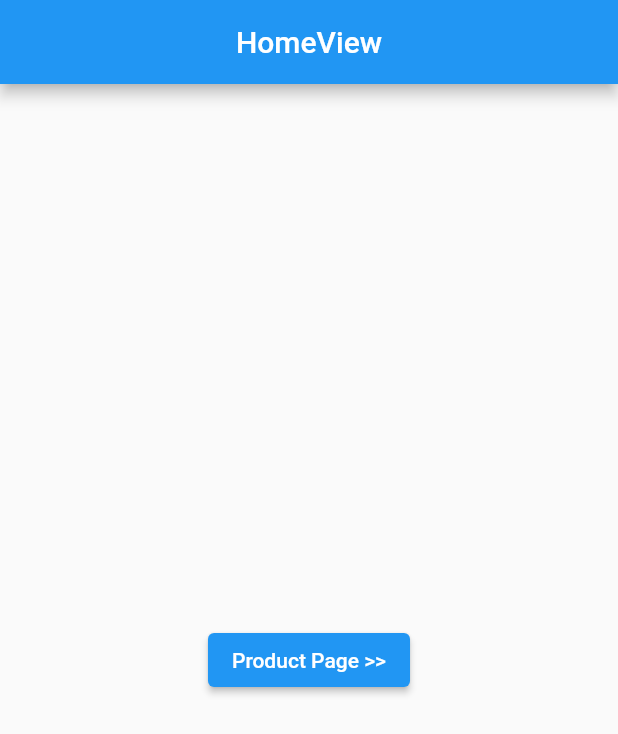
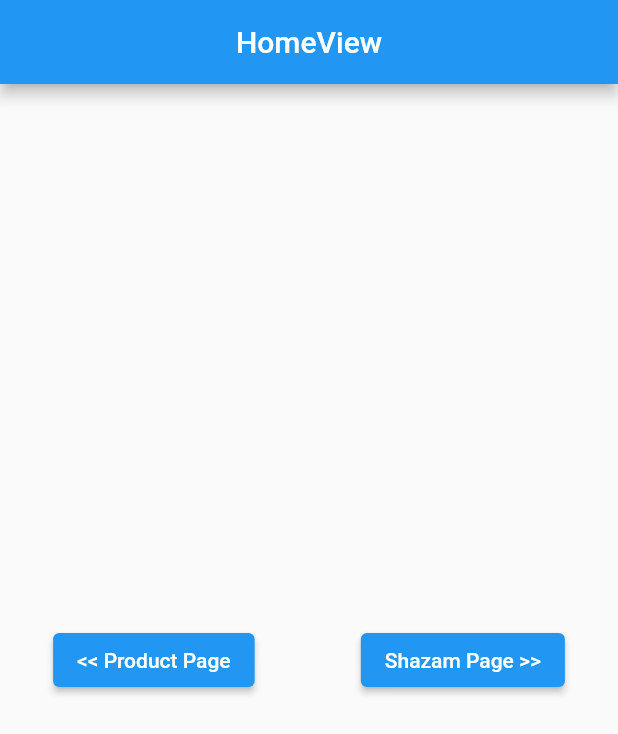
Before and after one commit to juragancode/test_cli, a Flutter app: the screen it shows after launch, on a phone screen of 412 x 824 dp. Shown: the top 734 px of the screen. Run offline on Flutter 3.47's test engine with Material 2 defaults, Android fonts, the phone set to English and light mode, and no system bars; our stand-ins replace get.

```diff
--- a/lib/app/modules/home/views/home_view.dart
+++ b/lib/app/modules/home/views/home_view.dart
@@ -14,9 +14,18 @@ class HomeView extends GetView<HomeController> {
         centerTitle: true,
       ),
       body: Center(
-        child: ElevatedButton(
-          onPressed: () => Get.toNamed(Routes.PRODUCTS),
-          child: Text("Product Page >>"),
+        child: Row(
+          mainAxisAlignment: MainAxisAlignment.spaceAround,
+          children: [
+            ElevatedButton(
+              onPressed: () => Get.toNamed(Routes.PRODUCTS),
+              child: Text("<< Product Page"),
+            ),
+            ElevatedButton(
+              onPressed: () => Get.toNamed(Routes.SHAZAM),
+              child: Text("Shazam Page >>"),
+            ),
+          ],
         ),
       ),
     );
--- a/lib/app/routes/app_pages.dart
+++ b/lib/app/routes/app_pages.dart
@@ -6,6 +6,8 @@ import 'package:test_cli/app/modules/home/bindings/home_binding.dart';
 import 'package:test_cli/app/modules/home/views/home_view.dart';
 import 'package:test_cli/app/modules/products/bindings/products_binding.dart';
 import 'package:test_cli/app/modules/products/views/products_view.dart';
+import 'package:test_cli/app/modules/shazam/bindings/shazam_binding.dart';
+import 'package:test_cli/app/modules/shazam/views/shazam_view.dart';
 
 part 'app_routes.dart';
 
@@ -30,5 +32,10 @@ class AppPages {
       page: () => AddProductView(),
       binding: AddProductBinding(),
     ),
+    GetPage(
+      name: _Paths.SHAZAM,
+      page: () => ShazamView(),
+      binding: ShazamBinding(),
+    ),
   ];
 }
--- a/lib/app/routes/app_routes.dart
+++ b/lib/app/routes/app_routes.dart
@@ -7,10 +7,12 @@ abstract class Routes {
   static const HOME = _Paths.HOME;
   static const PRODUCTS = _Paths.PRODUCTS;
   static const ADD_PRODUCT = _Paths.ADD_PRODUCT;
+  static const SHAZAM = _Paths.SHAZAM;
 }
 
 abstract class _Paths {
   static const HOME = '/home';
   static const PRODUCTS = '/products';
   static const ADD_PRODUCT = '/add-product';
+  static const SHAZAM = '/shazam';
 }
```
Also changed, not shown: assets/models/user.json (added, +7 -0 lines), lib/app/data/models/user_model.dart (added, +33 -0 lines), lib/app/data/providers/user_provider.dart (added, +15 -0 lines), lib/app/modules/shazam/bindings/shazam_binding.dart (added, +12 -0 lines), lib/app/modules/shazam/controllers/shazam_controller.dart (added, +16 -0 lines), lib/app/modules/shazam/views/shazam_view.dart (added, +46 -0 lines).
